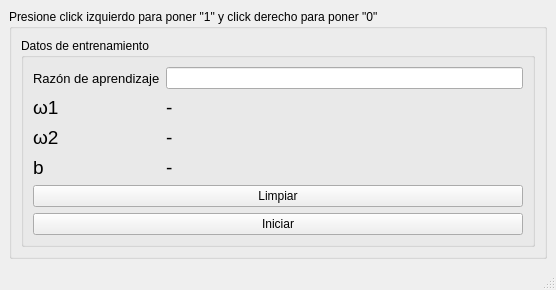
Old version of the form CorreccionDeError/mainwindow.ui in the repository FFahrenheit/PracticasIA.
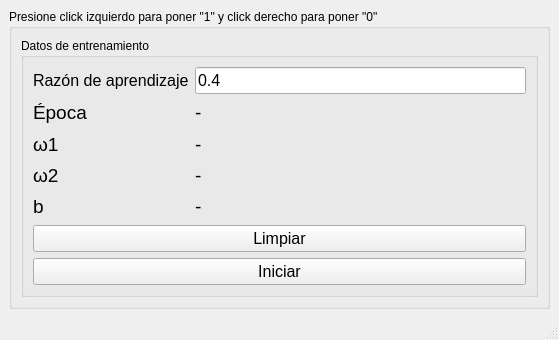
New version of the form.

Commit message: Implementado algoritmo y graficas

Patch:
```diff
--- a/CorreccionDeError/mainwindow.ui
+++ b/CorreccionDeError/mainwindow.ui
@@ -6,8 +6,8 @@
    <rect>
     <x>0</x>
     <y>0</y>
-    <width>556</width>
-    <height>290</height>
+    <width>559</width>
+    <height>340</height>
    </rect>
   </property>
   <property name="windowTitle">
@@ -27,19 +27,7 @@
           <string>Datos de entrenamiento</string>
          </property>
          <layout class="QGridLayout" name="gridLayout_3">
-          <item row="4" column="2">
-           <widget class="QLabel" name="w2_label">
-            <property name="font">
-             <font>
-              <pointsize>14</pointsize>
-             </font>
-            </property>
-            <property name="text">
-             <string>-</string>
-            </property>
-           </widget>
-          </item>
-          <item row="5" column="2">
+          <item row="6" column="2">
            <widget class="QLabel" name="b_label">
             <property name="font">
              <font>
@@ -51,15 +39,27 @@
             </property>
            </widget>
           </item>
-          <item row="3" column="2">
-           <widget class="QLabel" name="w1_label">
+          <item row="0" column="1">
+           <widget class="QLabel" name="label">
             <property name="font">
              <font>
-              <pointsize>14</pointsize>
+              <pointsize>12</pointsize>
              </font>
             </property>
             <property name="text">
-             <string>-</string>
+             <string>Razón de aprendizaje</string>
+            </property>
+           </widget>
+          </item>
+          <item row="9" column="1" colspan="2">
+           <widget class="QPushButton" name="begin_button">
+            <property name="font">
+             <font>
+              <pointsize>12</pointsize>
+             </font>
+            </property>
+            <property name="text">
+             <string>Iniciar</string>
             </property>
            </widget>
           </item>
@@ -75,47 +75,18 @@
             </property>
            </widget>
           </item>
-          <item row="5" column="1">
-           <widget class="QLabel" name="label_4">
+          <item row="8" column="1" colspan="2">
+           <widget class="QPushButton" name="clear_button">
             <property name="font">
              <font>
-              <pointsize>14</pointsize>
+              <pointsize>12</pointsize>
              </font>
             </property>
-            <property name="text">
-             <string>b</string>
-            </property>
-           </widget>
-          </item>
-          <item row="6" column="1" colspan="2">
-           <widget class="QPushButton" name="pushButton_2">
             <property name="text">
              <string>Limpiar</string>
             </property>
            </widget>
           </item>
-          <item row="7" column="1" colspan="2">
-           <widget class="QPushButton" name="begin_button">
-            <property name="text">
-             <string>Iniciar</string>
-            </property>
-           </widget>
-          </item>
-          <item row="0" column="1">
-           <widget class="QLabel" name="label">
-            <property name="font">
-             <font>
-              <pointsize>10</pointsize>
-             </font>
-            </property>
-            <property name="text">
-             <string>Razón de aprendizaje</string>
-            </property>
-           </widget>
-          </item>
-          <item row="0" column="2">
-           <widget class="QLineEdit" name="learning_rate"/>
-          </item>
           <item row="3" column="1">
            <widget class="QLabel" name="label_2">
             <property name="font">
@@ -128,6 +99,78 @@
             </property>
            </widget>
           </item>
+          <item row="6" column="1">
+           <widget class="QLabel" name="label_4">
+            <property name="font">
+             <font>
+              <pointsize>14</pointsize>
+             </font>
+            </property>
+            <property name="text">
+             <string>b</string>
+            </property>
+           </widget>
+          </item>
+          <item row="0" column="2">
+           <widget class="QLineEdit" name="learning_rate">
+            <property name="font">
+             <font>
+              <pointsize>12</pointsize>
+             </font>
+            </property>
+            <property name="text">
+             <string>0.4</string>
+            </property>
+           </widget>
+          </item>
+          <item row="4" column="2">
+           <widget class="QLabel" name="w2_label">
+            <property name="font">
+             <font>
+              <pointsize>14</pointsize>
+             </font>
+            </property>
+            <property name="text">
+             <string>-</string>
+            </property>
+           </widget>
+          </item>
+          <item row="3" column="2">
+           <widget class="QLabel" name="w1_label">
+            <property name="font">
+             <font>
+              <pointsize>14</pointsize>
+             </font>
+            </property>
+            <property name="text">
+             <string>-</string>
+            </property>
+           </widget>
+          </item>
+          <item row="1" column="1">
+           <widget class="QLabel" name="label_5">
+            <property name="font">
+             <font>
+              <pointsize>14</pointsize>
+             </font>
+            </property>
+            <property name="text">
+             <string>Época</string>
+            </property>
+           </widget>
+          </item>
+          <item row="1" column="2">
+           <widget class="QLabel" name="iteration_label">
+            <property name="font">
+             <font>
+              <pointsize>14</pointsize>
+             </font>
+            </property>
+            <property name="text">
+             <string>-</string>
+            </property>
+           </widget>
+          </item>
          </layout>
         </widget>
        </item>
@@ -144,7 +187,7 @@
     <rect>
      <x>0</x>
      <y>0</y>
-     <width>556</width>
+     <width>559</width>
      <height>21</height>
     </rect>
    </property>
```
The commit also changes 2 other files.
